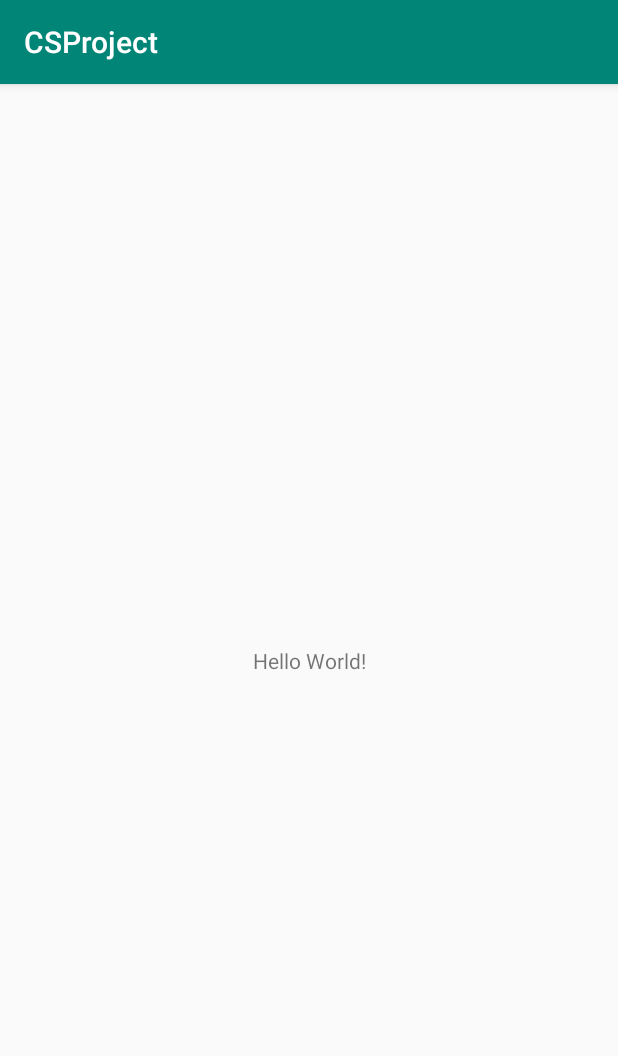
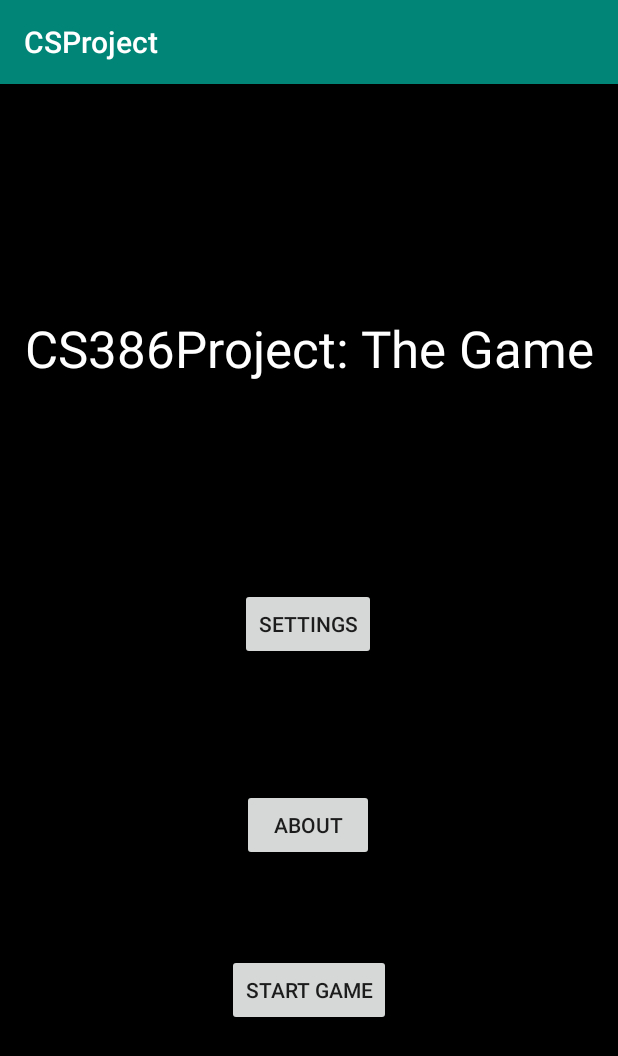
Before and after one commit to GageGabaldon/CS386-Team-Project, an Android app: the screen it shows after launch (MainActivity), on a phone screen of 412 x 824 dp. Shown: the top 1056 px of the screen. Run offline under Robolectric (Android 15) with nearby library versions, the phone set to English and light mode, and no system bars.

Commit message:
Here we go an actually place to start creating project.

```diff
--- a/CSProject/app/src/main/AndroidManifest.xml
+++ b/CSProject/app/src/main/AndroidManifest.xml
@@ -9,6 +9,9 @@
         android:roundIcon="@mipmap/ic_launcher_round"
         android:supportsRtl="true"
         android:theme="@style/AppTheme">
+        <activity android:name=".About"></activity>
+        <activity android:name=".Settings" />
+        <activity android:name=".MainPage2" />
         <activity android:name=".MainActivity">
             <intent-filter>
                 <action android:name="android.intent.action.MAIN" />
--- a/CSProject/app/src/main/res/layout/activity_main.xml
+++ b/CSProject/app/src/main/res/layout/activity_main.xml
@@ -4,15 +4,66 @@
     xmlns:tools="http://schemas.android.com/tools"
     android:layout_width="match_parent"
     android:layout_height="match_parent"
+    android:background="@color/black"
+    android:visibility="visible"
     tools:context=".MainActivity">
 
-    <TextView
+    <Button
+        android:id="@+id/button"
         android:layout_width="wrap_content"
         android:layout_height="wrap_content"
-        android:text="Hello World!"
+        android:layout_marginStart="16dp"
+        android:layout_marginEnd="16dp"
+        android:layout_marginBottom="140dp"
+        android:onClick="sendMessage"
+        android:text="@string/start_game"
         app:layout_constraintBottom_toBottomOf="parent"
-        app:layout_constraintLeft_toLeftOf="parent"
-        app:layout_constraintRight_toRightOf="parent"
+        app:layout_constraintEnd_toEndOf="parent"
+        app:layout_constraintStart_toStartOf="parent" />
+
+    <Button
+        android:id="@+id/button2"
+        android:layout_width="wrap_content"
+        android:layout_height="wrap_content"
+        android:layout_marginStart="16dp"
+        android:layout_marginEnd="16dp"
+        android:layout_marginBottom="196dp"
+        android:onClick="sendSettings"
+        android:text="@string/settings"
+        app:layout_constraintBottom_toTopOf="@+id/button"
+        app:layout_constraintEnd_toEndOf="parent"
+        app:layout_constraintHorizontal_bias="0.498"
+        app:layout_constraintStart_toStartOf="parent" />
+
+    <Button
+        android:id="@+id/button3"
+        android:layout_width="wrap_content"
+        android:layout_height="wrap_content"
+        android:layout_marginStart="16dp"
+        android:layout_marginTop="16dp"
+        android:layout_marginEnd="16dp"
+        android:onClick="sendAbout"
+        android:text="@string/about"
+        app:layout_constraintBottom_toTopOf="@+id/button"
+        app:layout_constraintEnd_toEndOf="parent"
+        app:layout_constraintHorizontal_bias="0.498"
+        app:layout_constraintStart_toStartOf="parent"
+        app:layout_constraintTop_toBottomOf="@+id/button2"
+        app:layout_constraintVertical_bias="0.53" />
+
+    <TextView
+        android:id="@+id/textView2"
+        android:layout_width="wrap_content"
+        android:layout_height="wrap_content"
+        android:layout_marginStart="16dp"
+        android:layout_marginTop="16dp"
+        android:layout_marginEnd="16dp"
+        android:text="@string/cs386project_the_game"
+        android:textAppearance="@style/TextAppearance.AppCompat.Display1"
+        android:textColor="@color/white"
+        app:layout_constraintBottom_toTopOf="@+id/button2"
+        app:layout_constraintEnd_toEndOf="parent"
+        app:layout_constraintStart_toStartOf="parent"
         app:layout_constraintTop_toTopOf="parent" />
 
 </androidx.constraintlayout.widget.ConstraintLayout>
--- a/CSProject/app/src/main/res/values/strings.xml
+++ b/CSProject/app/src/main/res/values/strings.xml
@@ -1,3 +1,13 @@
 <resources>
     <string name="app_name">CSProject</string>
+    <string name="cs386project_the_game">CS386Project: The Game</string>
+    <string name="start_game">Start Game</string>
+    <string name="settings">Settings</string>
+    <string name="about">About</string>
+    <color name="black">#000000</color>
+    <color name="white">#FFFFFFFF</color>
+    <string name="char_intro">Hello there! tell us about yourself</string>
+    <string name="youfool">You absolute baffoon. You absolute fool their are no settings. </string>
+    <string name="gamemadeby">This Game Made By these Absolute Mad Lads: </string>
+    <string name="madlads">Gage, Vidal, Tommy, Elijah</string>
 </resources>
```
Also changed, not shown: CSProject/app/src/main/java/com/example/csproject/About.java (added, +14 -0 lines), CSProject/app/src/main/java/com/example/csproject/MainActivity.java (+15 -0 lines), CSProject/app/src/main/java/com/example/csproject/MainPage2.java (added, +14 -0 lines), CSProject/app/src/main/java/com/example/csproject/Settings.java (added, +14 -0 lines), CSProject/app/src/main/res/layout/activity_about.xml (added, +37 -0 lines), CSProject/app/src/main/res/layout/activity_main_page2.xml (added, +26 -0 lines), CSProject/app/src/main/res/layout/activity_settings.xml (added, +24 -0 lines).
